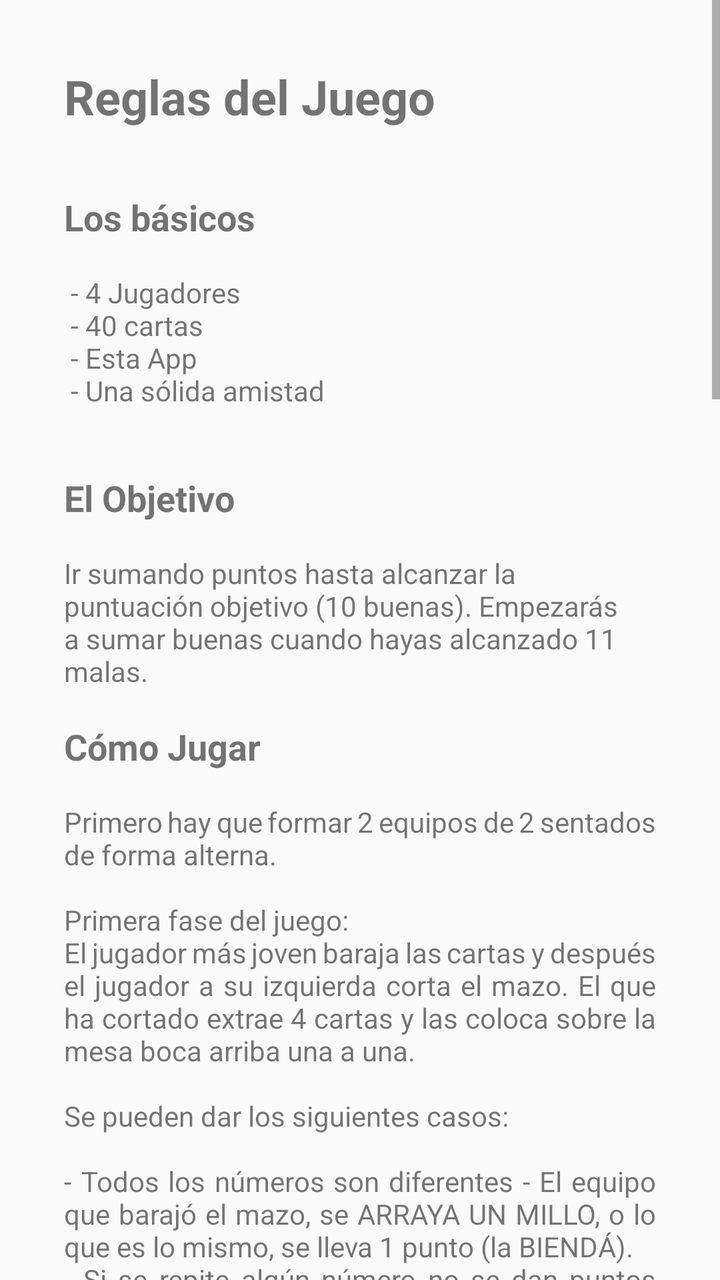
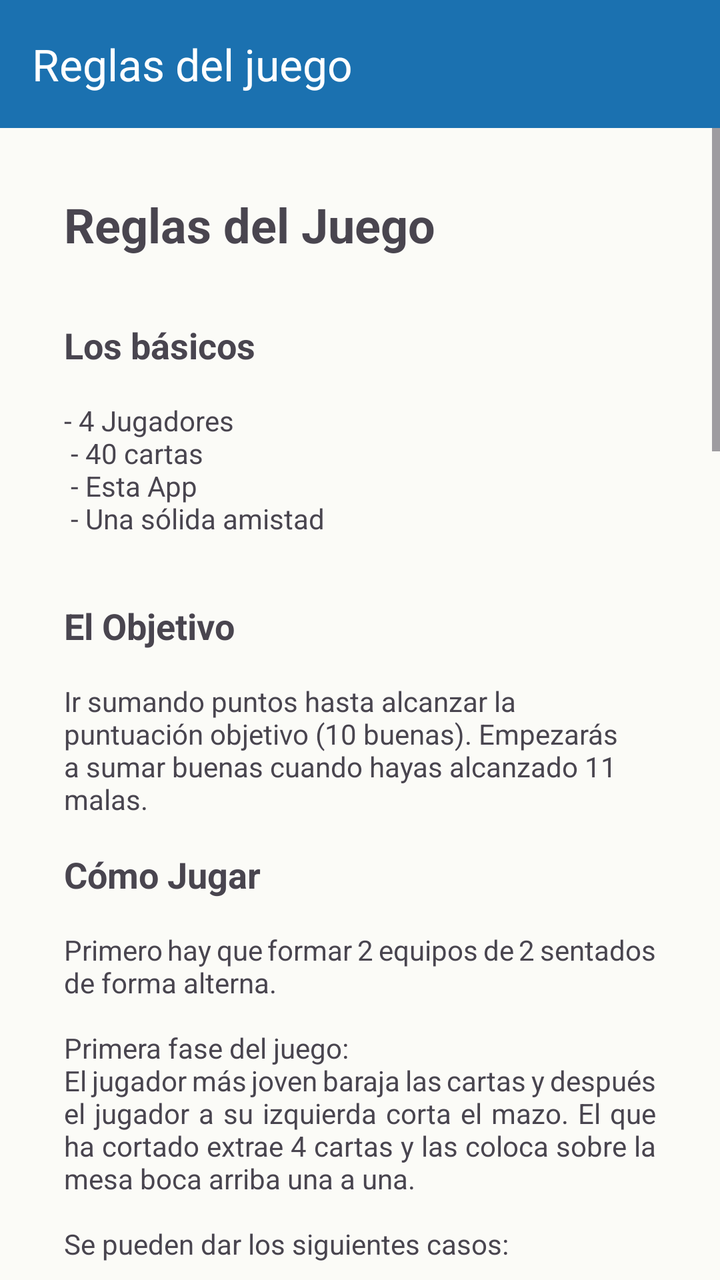

Two renders of the same Android screen: before a commit and after it. Below are the layout's source before the change and the commit's diff.
<!-- AndroidManifest.xml: application theme AppTheme -->
<!-- res/layout/activity_reglas.xml -->
<?xml version="1.0" encoding="utf-8"?>
<ScrollView xmlns:android="http://schemas.android.com/apk/res/android"
    xmlns:app="http://schemas.android.com/apk/res-auto"
    xmlns:tools="http://schemas.android.com/tools"
    android:layout_width="match_parent"
    android:layout_height="match_parent"
    tools:context=".MainActivity">

<androidx.constraintlayout.widget.ConstraintLayout
    android:layout_width="match_parent"
    android:layout_height="match_parent"
    tools:context=".Reglas">

    <TextView
        android:id="@+id/textView2"
        android:layout_width="wrap_content"
        android:layout_height="wrap_content"
        android:layout_marginTop="32dp"
        android:paddingHorizontal="0dp"
        android:text="Los básicos"
        android:textSize="18sp"
        android:textStyle="bold"
        app:layout_constraintStart_toStartOf="@+id/textView3"
        app:layout_constraintTop_toBottomOf="@+id/textView3" />

    <TextView
        android:id="@+id/textView3"
        android:layout_width="0dp"
        android:layout_height="wrap_content"
        android:layout_marginStart="32dp"
        android:layout_marginTop="32dp"
        android:layout_marginEnd="32dp"
        android:text="Reglas del Juego"
        android:textSize="24sp"
        android:textStyle="bold"
        app:layout_constraintEnd_toEndOf="parent"
        app:layout_constraintStart_toStartOf="parent"
        app:layout_constraintTop_toTopOf="parent" />

    <TextView
        android:id="@+id/textView4"
        android:layout_width="wrap_content"
        android:layout_height="wrap_content"
        android:layout_marginTop="16dp"
        android:text=" - 4 Jugadores \n - 40 cartas \n - Esta App \n - Una sólida amistad"
        app:layout_constraintStart_toStartOf="@+id/textView2"
        app:layout_constraintTop_toBottomOf="@+id/textView2" />

    <TextView
        android:id="@+id/textView5"
        android:layout_width="wrap_content"
        android:layout_height="wrap_content"
        android:layout_marginTop="16dp"
        android:text="Cómo Jugar"
        android:textSize="18sp"
        android:textStyle="bold"
        app:layout_constraintStart_toStartOf="@+id/textView9"
        app:layout_constraintTop_toBottomOf="@+id/textView9" />

    <TextView
        android:id="@+id/textView6"
        android:layout_width="0dp"
        android:layout_height="wrap_content"
        android:layout_marginTop="16dp"
        android:layout_marginEnd="32dp"
        android:layout_marginBottom="32dp"
        android:justificationMode="inter_word"
        android:text='Primero hay que formar 2 equipos de 2 sentados de forma alterna.  \n\nPrimera fase del juego:\nEl jugador más joven baraja las cartas y después el jugador a su izquierda corta el mazo. El que ha cortado extrae 4 cartas y las coloca sobre la mesa boca arriba una a una. \n\nSe pueden dar los siguientes casos: \n\n- Todos los números son diferentes - El equipo que barajó el mazo, se ARRAYA UN MILLO, o lo que es lo mismo, se lleva 1 punto (la BIENDÁ). \n- Si se repite algún número no se dan puntos y hay que cambiar la carta repetida por la siguiente del mazo.\n- Si el número de la carta se corresponde con la posición en la que se está echando esa carta, se suman tantos puntos como el valor de esa carta (ej: la segunda carta en sacarse es un 2, el equipo que barajó se lleva 2 puntos). \n- Las cartas sobrantes se devuelven al mazo original.\n\nUna vez las cartas están sobre la mesa y se han contado los primeros puntos, el que baraja reparte 3 cartas boca abajo a cada jugador.  \n\nSegunda fase del juego:\nCada jugador comprueba entre sus cartas si tiene alguna combinación que le pueda dar puntos:\n\n- Ronda (2 puntos): Dos cartas con el mismo número (pareja).\n- Parranda (3 puntos): Tres cartas con el mismo número (trío).\n- Caracol (4 puntos): 3 números seguidos (escalera).\n- Caracolillo (4 puntos): Caracol pero todos del mismo palo (escalera de color).\n- Especiales (+1 punto): Si cualquiera de las combinaciones anteriores tiene un rey, decimos que es "- de reyes" (caracol de reyes) y suma 1 punto más.  \n\nSi alguien canta alguna combinación y tú también tienes alguna, debes decirlo, aunque no sea tu turno. Solo un equipo puede sumar puntos por las combinaciones en un turno (las combinaciones de ambos miembros sumadas): El equipo que tenga la combinación más valiosa. Si ambos equipos tienen una combinación igual de valiosa, los puntos irán para el equipo con la combinación mayor (Ronda de 5 es superior a Ronda de 3). En caso de que esto no aclare el equipo que suma puntos, se deberá mirar al palo más valioso, en este orden: ORO > COPA > ESPADA > BASTO.  \n\nTercera fase del juego:\nEl objetivo de esta fase es recoger tantas cartas como sea posible para luego sumar puntos. El otro jugador del equipo que baraja debe empezar su turno. Debe emparejar sus cartas y las cartas sobre la mesa, pudiendo tirar solamente 1 carta por turno. Si no puedes hacer pareja, deja una de tus cartas sobre la mesa. Si el jugador siguiente a ti tiene una carta del mismo número de la que acabas de dejar sobre la mesa, emparejará su carta con la tuya y además de llevarse las cartas, sumará 1 punto directamente. Esto se llama MAJO. Si los jugadores siguientes también tienen esa carta pueden CONTRAMAJAR, lo que evita que el otro equipo se lleve el punto. El último majador/contramajador se llevará el punto. La pareja se apartará al montón de cartas del equipo, para después contarlas. Además de parejas se puede hacer escalera ascendente a partir de la carta emparejada. (EJEMPLO: Sobre la mesa hay 3, 4, 7, 12. El jugador tiene un 3. Hace pareja con el 3 sobre la mesa, y además se lleva el 4). Si el jugador podría haberse llevado una escalera pero no lo ha hecho (por despiste), cualquier otro jugador puede coger las cartas que no se llevó. Esto se llama SOPLO.  \nPasa al siguiente jugador y se siguen repartiendo las cartas de 3 en 3 hasta que se termine el mazo.  \n\nCuarta fase del juego:  \nCada equipo cuenta las cartas en su mazo. Cada carta sobre 20 le sumará un punto al equipo. \nSi no se llega a 10 buenas, la fase 1 vuelve a empezar. Esta vez baraja el jugador a la izquierda del jugador que barajó antes.  \n\n ¡A JUGAR!'
        app:layout_constraintBottom_toBottomOf="parent"
        app:layout_constraintEnd_toEndOf="parent"
        app:layout_constraintStart_toStartOf="@+id/textView5"
        app:layout_constraintTop_toBottomOf="@+id/textView5" />

    <TextView
        android:id="@+id/textView8"
        android:layout_width="wrap_content"
        android:layout_height="wrap_content"
        android:layout_marginTop="32dp"
        android:text="El Objetivo"
        android:textSize="18sp"
        android:textStyle="bold"
        app:layout_constraintStart_toStartOf="@+id/textView4"
        app:layout_constraintTop_toBottomOf="@+id/textView4" />

    <TextView
        android:id="@+id/textView9"
        android:layout_width="0dp"
        android:layout_height="wrap_content"
        android:layout_marginTop="16dp"
        android:layout_marginEnd="32dp"
        android:text="Ir sumando puntos hasta alcanzar la puntuación objetivo (10 buenas). Empezarás a sumar buenas cuando hayas alcanzado 11 malas."
        app:layout_constraintEnd_toEndOf="parent"
        app:layout_constraintStart_toStartOf="@+id/textView8"
        app:layout_constraintTop_toBottomOf="@+id/textView8" />

</androidx.constraintlayout.widget.ConstraintLayout>

</ScrollView>
<!-- resources referenced by this layout -->
<resources>
  <style name="AppTheme" parent="Theme.AppCompat.Light.DarkActionBar">
          
          <item name="colorPrimary">@color/colorPrimary</item>
          <item name="colorPrimaryDark">@color/colorPrimaryDark</item>
          <item name="colorAccent">@color/colorAccent</item>
      </style>
  <color name="colorPrimaryDark">#080808</color>
  <color name="colorAccent">#03DAC5</color>
  <!-- unchanged entries left out for length: 1 -->
</resources>

<!-- the commit's change to res/layout/activity_reglas.xml (unified diff, before → after) -->
@@ -1,98 +1,113 @@
 <?xml version="1.0" encoding="utf-8"?>
-<ScrollView xmlns:android="http://schemas.android.com/apk/res/android"
+<LinearLayout xmlns:android="http://schemas.android.com/apk/res/android"
     xmlns:app="http://schemas.android.com/apk/res-auto"
     xmlns:tools="http://schemas.android.com/tools"
     android:layout_width="match_parent"
     android:layout_height="match_parent"
-    tools:context=".MainActivity">
-
-<androidx.constraintlayout.widget.ConstraintLayout
-    android:layout_width="match_parent"
-    android:layout_height="match_parent"
+    android:orientation="vertical"
     tools:context=".Reglas">
 
-    <TextView
-        android:id="@+id/textView2"
-        android:layout_width="wrap_content"
-        android:layout_height="wrap_content"
-        android:layout_marginTop="32dp"
-        android:paddingHorizontal="0dp"
-        android:text="Los básicos"
-        android:textSize="18sp"
-        android:textStyle="bold"
-        app:layout_constraintStart_toStartOf="@+id/textView3"
-        app:layout_constraintTop_toBottomOf="@+id/textView3" />
+    <com.google.android.material.appbar.MaterialToolbar
+        android:id="@+id/toolbar"
+        android:layout_width="match_parent"
+        android:layout_height="?attr/actionBarSize"
+        android:background="?attr/colorPrimary"
+        app:title="@string/reglas_title"
+        app:titleTextColor="?attr/colorOnPrimary" />
 
-    <TextView
-        android:id="@+id/textView3"
-        android:layout_width="0dp"
-        android:layout_height="wrap_content"
-        android:layout_marginStart="32dp"
-        android:layout_marginTop="32dp"
-        android:layout_marginEnd="32dp"
-        android:text="Reglas del Juego"
-        android:textSize="24sp"
-        android:textStyle="bold"
-        app:layout_constraintEnd_toEndOf="parent"
-        app:layout_constraintStart_toStartOf="parent"
-        app:layout_constraintTop_toTopOf="parent" />
+    <ScrollView
+        android:layout_width="match_parent"
+        android:layout_height="0dp"
+        android:layout_weight="1">
 
-    <TextView
-        android:id="@+id/textView4"
-        android:layout_width="wrap_content"
-        android:layout_height="wrap_content"
-        android:layout_marginTop="16dp"
-        android:text=" - 4 Jugadores \n - 40 cartas \n - Esta App \n - Una sólida amistad"
-        app:layout_constraintStart_toStartOf="@+id/textView2"
-        app:layout_constraintTop_toBottomOf="@+id/textView2" />
+        <androidx.constraintlayout.widget.ConstraintLayout
+            android:layout_width="match_parent"
+            android:layout_height="wrap_content">
 
-    <TextView
-        android:id="@+id/textView5"
-        android:layout_width="wrap_content"
-        android:layout_height="wrap_content"
-        android:layout_marginTop="16dp"
-        android:text="Cómo Jugar"
-        android:textSize="18sp"
-        android:textStyle="bold"
-        app:layout_constraintStart_toStartOf="@+id/textView9"
-        app:layout_constraintTop_toBottomOf="@+id/textView9" />
+            <TextView
+                android:id="@+id/textView2"
+                android:layout_width="wrap_content"
+                android:layout_height="wrap_content"
+                android:layout_marginTop="32dp"
+                android:paddingHorizontal="0dp"
+                android:text="@string/reglas_basicos_titulo"
+                android:textSize="18sp"
+                android:textStyle="bold"
+                app:layout_constraintStart_toStartOf="@+id/textView3"
+                app:layout_constraintTop_toBottomOf="@+id/textView3" />
 
-    <TextView
-        android:id="@+id/textView6"
-        android:layout_width="0dp"
-        android:layout_height="wrap_content"
-        android:layout_marginTop="16dp"
-        android:layout_marginEnd="32dp"
-        android:layout_marginBottom="32dp"
-        android:justificationMode="inter_word"
-        android:text='Primero hay que formar 2 equipos de 2 sentados de forma alterna.  \n\nPrimera fase del juego:\nEl jugador más joven baraja las cartas y después el jugador a su izquierda corta el mazo. El que ha cortado extrae 4 cartas y las coloca sobre la mesa boca arriba una a una. \n\nSe pueden dar los siguientes casos: \n\n- Todos los números son diferentes - El equipo que barajó el mazo, se ARRAYA UN MILLO, o lo que es lo mismo, se lleva 1 punto (la BIENDÁ). \n- Si se repite algún número no se dan puntos y hay que cambiar la carta repetida por la siguiente del mazo.\n- Si el número de la carta se corresponde con la posición en la que se está echando esa carta, se suman tantos puntos como el valor de esa carta (ej: la segunda carta en sacarse es un 2, el equipo que barajó se lleva 2 puntos). \n- Las cartas sobrantes se devuelven al mazo original.\n\nUna vez las cartas están sobre la mesa y se han contado los primeros puntos, el que baraja reparte 3 cartas boca abajo a cada jugador.  \n\nSegunda fase del juego:\nCada jugador comprueba entre sus cartas si tiene alguna combinación que le pueda dar puntos:\n\n- Ronda (2 puntos): Dos cartas con el mismo número (pareja).\n- Parranda (3 puntos): Tres cartas con el mismo número (trío).\n- Caracol (4 puntos): 3 números seguidos (escalera).\n- Caracolillo (4 puntos): Caracol pero todos del mismo palo (escalera de color).\n- Especiales (+1 punto): Si cualquiera de las combinaciones anteriores tiene un rey, decimos que es "- de reyes" (caracol de reyes) y suma 1 punto más.  \n\nSi alguien canta alguna combinación y tú también tienes alguna, debes decirlo, aunque no sea tu turno. Solo un equipo puede sumar puntos por las combinaciones en un turno (las combinaciones de ambos miembros sumadas): El equipo que tenga la combinación más valiosa. Si ambos equipos tienen una combinación igual de valiosa, los puntos irán para el equipo con la combinación mayor (Ronda de 5 es superior a Ronda de 3). En caso de que esto no aclare el equipo que suma puntos, se deberá mirar al palo más valioso, en este orden: ORO > COPA > ESPADA > BASTO.  \n\nTercera fase del juego:\nEl objetivo de esta fase es recoger tantas cartas como sea posible para luego sumar puntos. El otro jugador del equipo que baraja debe empezar su turno. Debe emparejar sus cartas y las cartas sobre la mesa, pudiendo tirar solamente 1 carta por turno. Si no puedes hacer pareja, deja una de tus cartas sobre la mesa. Si el jugador siguiente a ti tiene una carta del mismo número de la que acabas de dejar sobre la mesa, emparejará su carta con la tuya y además de llevarse las cartas, sumará 1 punto directamente. Esto se llama MAJO. Si los jugadores siguientes también tienen esa carta pueden CONTRAMAJAR, lo que evita que el otro equipo se lleve el punto. El último majador/contramajador se llevará el punto. La pareja se apartará al montón de cartas del equipo, para después contarlas. Además de parejas se puede hacer escalera ascendente a partir de la carta emparejada. (EJEMPLO: Sobre la mesa hay 3, 4, 7, 12. El jugador tiene un 3. Hace pareja con el 3 sobre la mesa, y además se lleva el 4). Si el jugador podría haberse llevado una escalera pero no lo ha hecho (por despiste), cualquier otro jugador puede coger las cartas que no se llevó. Esto se llama SOPLO.  \nPasa al siguiente jugador y se siguen repartiendo las cartas de 3 en 3 hasta que se termine el mazo.  \n\nCuarta fase del juego:  \nCada equipo cuenta las cartas en su mazo. Cada carta sobre 20 le sumará un punto al equipo. \nSi no se llega a 10 buenas, la fase 1 vuelve a empezar. Esta vez baraja el jugador a la izquierda del jugador que barajó antes.  \n\n ¡A JUGAR!'
-        app:layout_constraintBottom_toBottomOf="parent"
-        app:layout_constraintEnd_toEndOf="parent"
-        app:layout_constraintStart_toStartOf="@+id/textView5"
-        app:layout_constraintTop_toBottomOf="@+id/textView5" />
+            <TextView
+                android:id="@+id/textView3"
+                android:layout_width="0dp"
+                android:layout_height="wrap_content"
+                android:layout_marginStart="32dp"
+                android:layout_marginTop="32dp"
+                android:layout_marginEnd="32dp"
+                android:text="@string/reglas_pantalla_titulo"
+                android:textSize="24sp"
+                android:textStyle="bold"
+                app:layout_constraintEnd_toEndOf="parent"
+                app:layout_constraintStart_toStartOf="parent"
+                app:layout_constraintTop_toTopOf="parent" />
 
-    <TextView
-        android:id="@+id/textView8"
-        android:layout_width="wrap_content"
-        android:layout_height="wrap_content"
-        android:layout_marginTop="32dp"
-        android:text="El Objetivo"
-        android:textSize="18sp"
-        android:textStyle="bold"
-        app:layout_constraintStart_toStartOf="@+id/textView4"
-        app:layout_constraintTop_toBottomOf="@+id/textView4" />
+            <TextView
+                android:id="@+id/textView4"
+                android:layout_width="wrap_content"
+                android:layout_height="wrap_content"
+                android:layout_marginTop="16dp"
+                android:text="@string/reglas_basicos_lista"
+                app:layout_constraintStart_toStartOf="@+id/textView2"
+                app:layout_constraintTop_toBottomOf="@+id/textView2" />
 
-    <TextView
-        android:id="@+id/textView9"
-        android:layout_width="0dp"
-        android:layout_height="wrap_content"
-        android:layout_marginTop="16dp"
-        android:layout_marginEnd="32dp"
-        android:text="Ir sumando puntos hasta alcanzar la puntuación objetivo (10 buenas). Empezarás a sumar buenas cuando hayas alcanzado 11 malas."
-        app:layout_constraintEnd_toEndOf="parent"
-        app:layout_constraintStart_toStartOf="@+id/textView8"
-        app:layout_constraintTop_toBottomOf="@+id/textView8" />
+            <TextView
+                android:id="@+id/textView5"
+                android:layout_width="wrap_content"
+                android:layout_height="wrap_content"
+                android:layout_marginTop="16dp"
+                android:text="@string/reglas_como_jugar_titulo"
+                android:textSize="18sp"
+                android:textStyle="bold"
+                app:layout_constraintStart_toStartOf="@+id/textView9"
+                app:layout_constraintTop_toBottomOf="@+id/textView9" />
 
-</androidx.constraintlayout.widget.ConstraintLayout>
+            <TextView
+                android:id="@+id/textView6"
+                android:layout_width="0dp"
+                android:layout_height="wrap_content"
+                android:layout_marginTop="16dp"
+                android:layout_marginEnd="32dp"
+                android:layout_marginBottom="32dp"
+                android:justificationMode="inter_word"
+                android:text="@string/reglas_como_jugar_texto"
+                app:layout_constraintBottom_toBottomOf="parent"
+                app:layout_constraintEnd_toEndOf="parent"
+                app:layout_constraintStart_toStartOf="@+id/textView5"
+                app:layout_constraintTop_toBottomOf="@+id/textView5" />
 
-</ScrollView>
+            <TextView
+                android:id="@+id/textView8"
+                android:layout_width="wrap_content"
+                android:layout_height="wrap_content"
+                android:layout_marginTop="32dp"
+                android:text="@string/reglas_objetivo_titulo"
+                android:textSize="18sp"
+                android:textStyle="bold"
+                app:layout_constraintStart_toStartOf="@+id/textView4"
+                app:layout_constraintTop_toBottomOf="@+id/textView4" />
+
+            <TextView
+                android:id="@+id/textView9"
+                android:layout_width="0dp"
+                android:layout_height="wrap_content"
+                android:layout_marginTop="16dp"
+                android:layout_marginEnd="32dp"
+                android:text="@string/reglas_objetivo_texto"
+                app:layout_constraintEnd_toEndOf="parent"
+                app:layout_constraintStart_toStartOf="@+id/textView8"
+                app:layout_constraintTop_toBottomOf="@+id/textView8" />
+
+        </androidx.constraintlayout.widget.ConstraintLayout>
+
+    </ScrollView>
+
+</LinearLayout>
<!-- resource entries referenced after the edit -->
@@ -1,13 +1,42 @@
 <!-- resources referenced by this layout -->
 <resources>
-  <style name="AppTheme" parent="Theme.AppCompat.Light.DarkActionBar">
-          
+  <string name="reglas_basicos_lista"> - 4 Jugadores \n - 40 cartas \n - Esta App \n - Una sólida amistad</string>
+  <string name="reglas_basicos_titulo">Los básicos</string>
+  <string name="reglas_como_jugar_texto">Primero hay que formar 2 equipos de 2 sentados de forma alterna.  \n\nPrimera fase del juego:\nEl jugador más joven baraja las cartas y después el jugador a su izquierda corta el mazo. El que ha cortado extrae 4 cartas y las coloca sobre la mesa boca arriba una a una. \n\nSe pueden dar los siguientes casos: \n\n- Todos los números son diferentes - El equipo que barajó el mazo, se ARRAYA UN MILLO, o lo que es lo mismo, se lleva 1 punto (la BIENDÁ). \n- Si se repite algún número no se dan puntos y hay que cambiar la carta repetida por la siguiente del mazo.\n- Si el número de la carta se corresponde con la posición en la que se está echando esa carta, se suman tantos puntos como el valor de esa carta (ej: la segunda carta en sacarse es un 2, el equipo que barajó se lleva 2 puntos). \n- Las cartas sobrantes se devuelven al mazo original.\n\nUna vez las cartas están sobre la mesa y se han contado los primeros puntos, el que baraja reparte 3 cartas boca abajo a cada jugador.  \n\nSegunda fase del juego:\nCada jugador comprueba entre sus cartas si tiene alguna combinación que le pueda dar puntos:\n\n- Ronda (2 puntos): Dos cartas con el mismo número (pareja).\n- Parranda (3 puntos): Tres cartas con el mismo número (trío).\n- Caracol (4 puntos): 3 números seguidos (escalera).\n- Caracolillo (4 puntos): Caracol pero todos del mismo palo (escalera de color).\n- Especiales (+1 punto): Si cualquiera de las combinaciones anteriores tiene un rey, decimos que es \"- de reyes\" (caracol de reyes) y suma 1 punto más.  \n\nSi alguien canta alguna combinación y tú también tienes alguna, debes decirlo, aunque no sea tu turno. Solo un equipo puede sumar puntos por las combinaciones en un turno (las combinaciones de ambos miembros sumadas): El equipo que tenga la combinación más valiosa. Si ambos equipos tienen una combinación igual de valiosa, los puntos irán para el equipo con la combinación mayor (Ronda de 5 es superior a Ronda de 3). En caso de que esto no aclare el equipo que suma puntos, se deberá mirar al palo más valioso, en este orden: ORO &gt; COPA &gt; ESPADA &gt; BASTO.  \n\nTercera fase del juego:\nEl objetivo de esta fase es recoger tantas cartas como sea posible para luego sumar puntos. El otro jugador del equipo que baraja debe empezar su turno. Debe emparejar sus cartas y las cartas sobre la mesa, pudiendo tirar solamente 1 carta por turno. Si no puedes hacer pareja, deja una de tus cartas sobre la mesa. Si el jugador siguiente a ti tiene una carta del mismo número de la que acabas de dejar sobre la mesa, emparejará su carta con la tuya y además de llevarse las cartas, sumará 1 punto directamente. Esto se llama MAJO. Si los jugadores siguientes también tienen esa carta pueden CONTRAMAJAR, lo que evita que el otro equipo se lleve el punto. El último majador/contramajador se llevará el punto. La pareja se apartará al montón de cartas del equipo, para después contarlas. Además de parejas se puede hacer escalera ascendente a partir de la carta emparejada. (EJEMPLO: Sobre la mesa hay 3, 4, 7, 12. El jugador tiene un 3. Hace pareja con el 3 sobre la mesa, y además se lleva el 4). Si el jugador podría haberse llevado una escalera pero no lo ha hecho (por despiste), cualquier otro jugador puede coger las cartas que no se llevó. Esto se llama SOPLO.  \nPasa al siguiente jugador y se siguen repartiendo las cartas de 3 en 3 hasta que se termine el mazo.  \n\nCuarta fase del juego:  \nCada equipo cuenta las cartas en su mazo. Cada carta sobre 20 le sumará un punto al equipo. \nSi no se llega a 10 buenas, la fase 1 vuelve a empezar. Esta vez baraja el jugador a la izquierda del jugador que barajó antes.  \n\n ¡A JUGAR!</string>
+  <string name="reglas_como_jugar_titulo">Cómo Jugar</string>
+  <string name="reglas_objetivo_texto">Ir sumando puntos hasta alcanzar la puntuación objetivo (10 buenas). Empezarás a sumar buenas cuando hayas alcanzado 11 malas.</string>
+  <string name="reglas_objetivo_titulo">El Objetivo</string>
+  <string name="reglas_pantalla_titulo">Reglas del Juego</string>
+  <string name="reglas_title">Reglas del juego</string>
+  <style name="AppTheme" parent="Theme.Material3.DayNight.NoActionBar">
           <item name="colorPrimary">@color/colorPrimary</item>
-          <item name="colorPrimaryDark">@color/colorPrimaryDark</item>
-          <item name="colorAccent">@color/colorAccent</item>
+          <item name="colorOnPrimary">@color/onPrimary</item>
+          <item name="colorPrimaryContainer">@color/primaryContainer</item>
+          <item name="colorOnPrimaryContainer">@color/onPrimaryContainer</item>
+          <item name="colorSecondary">@color/verde</item>
+          <item name="colorOnSecondary">@color/onSecondary</item>
+          <item name="colorSecondaryContainer">@color/secondaryContainer</item>
+          <item name="colorOnSecondaryContainer">@color/onSecondaryContainer</item>
+          <item name="colorSurface">@color/surface</item>
+          <item name="colorOnSurface">@color/onSurface</item>
+          <item name="colorSurfaceVariant">@color/surfaceVariant</item>
+          <item name="colorOnSurfaceVariant">@color/onSurfaceVariant</item>
+          <item name="colorOutline">@color/outline</item>
+          <item name="android:colorBackground">@color/surface</item>
+          <item name="colorOnBackground">@color/onSurface</item>
       </style>
-  <color name="colorPrimaryDark">#080808</color>
-  <color name="colorAccent">#03DAC5</color>
+  <color name="onPrimary">#FFFFFF</color>
+  <color name="primaryContainer">#D3E4FF</color>
+  <color name="onPrimaryContainer">#001C38</color>
+  <color name="verde">#00b300</color>
+  <color name="onSecondary">#FFFFFF</color>
+  <color name="secondaryContainer">#C6F6C6</color>
+  <color name="onSecondaryContainer">#00390A</color>
+  <color name="surface">#FBFBF7</color>
+  <color name="onSurface">#1A1C1E</color>
+  <color name="surfaceVariant">#E1E4E8</color>
+  <color name="onSurfaceVariant">#43474E</color>
+  <color name="outline">#73777F</color>
   <!-- unchanged entries left out for length: 1 -->
 </resources>
 
